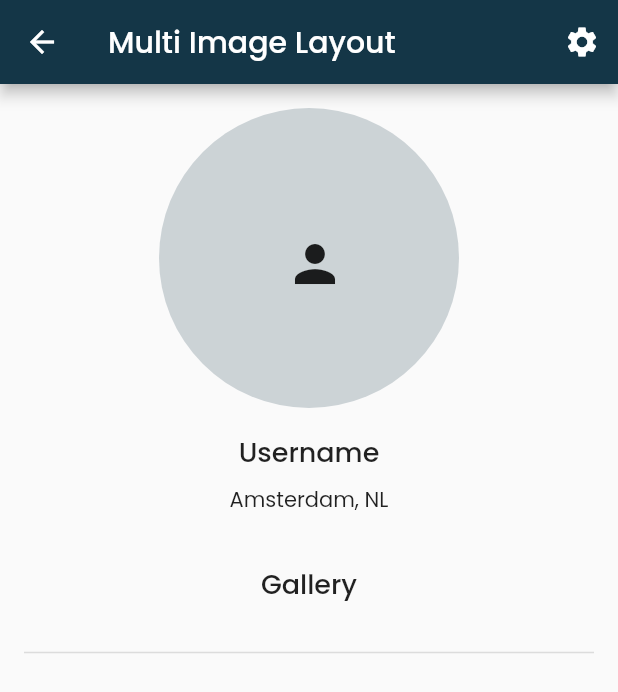
After one commit to hanna-kr/app_akademie_exercises, a Flutter app: the MultiImageExercise screen opened by its route, on a phone screen of 412 x 824 dp. The commit adds this screen. Shown: the top 692 px of the screen. Run offline on Flutter 3.47's test engine with Material 2 defaults, Android fonts, the phone set to English and light mode, and no system bars; our stand-ins replace cached_network_image, card_swiper, google_fonts, image_picker; missing offline and left inert: blobs.

Commit message:
added multiimagelayout exercise

```diff
--- /dev/null
+++ b/lib/5.1.3-3.4/components/circle_avatar.dart
@@ -0,0 +1,29 @@
+import 'package:flutter/material.dart';
+
+class MyCircleAvatar extends StatefulWidget {
+  const MyCircleAvatar({super.key});
+
+  @override
+  State<MyCircleAvatar> createState() => _CircleAvatarState();
+}
+
+class _CircleAvatarState extends State<MyCircleAvatar> {
+  @override
+  Widget build(BuildContext context) {
+    return Container(
+      width: 200,
+      height: 200,
+      decoration: BoxDecoration(
+        shape: BoxShape.circle,
+        color: Theme.of(context).primaryColor.withOpacity(0.2),
+      ),
+      child: Center(
+          child: IconButton(
+              onPressed: () {},
+              icon: const Icon(
+                Icons.person,
+                size: 40,
+              ))),
+    );
+  }
+}
--- a/lib/5.1.3-3.3/screens/camera_exercise.dart
+++ b/lib/5.1.3-3.4/screens/camera_exercise.dart
@@ -15,10 +15,10 @@ class CameraExercise extends StatefulWidget {
 class _CameraExerciseState extends State<CameraExercise> {
   List<String> imagePath = [];
 
-  Future<void> pickImage(ImageSource src) async {
-    final images = await ImagePicker().pickMultiImage();
+  Future pickImage(ImageSource src) async {
+    final image = await ImagePicker().pickImage(source: src);
     setState(() {
-      for (var image in images) {
+      if (image != null) {
         imagePath.add(image.path);
       }
     });
--- a/lib/5.1.3-3.3/screens/image_exercise.dart
+++ b/lib/5.1.3-3.4/screens/image_exercise.dart
@@ -1,4 +1,4 @@
-import 'package:app_akademie_exercises/5.1.3-3.3/widgets/card_images.dart';
+import 'package:app_akademie_exercises/5.1.3-3.4/components/card_images.dart';
 import 'package:app_akademie_exercises/styles/spacing.dart';
 import 'package:app_akademie_exercises/styles/textstyles.dart';
 import 'package:cached_network_image/cached_network_image.dart';
--- /dev/null
+++ b/lib/5.1.3-3.4/screens/multi_image.dart
@@ -0,0 +1,53 @@
+import 'package:app_akademie_exercises/5.1.3-3.4/components/circle_avatar.dart';
+import 'package:app_akademie_exercises/styles/spacing.dart';
+import 'package:app_akademie_exercises/styles/textstyles.dart';
+import 'package:flutter/material.dart';
+
+class MultiImageExercise extends StatefulWidget {
+  const MultiImageExercise({super.key});
+
+  @override
+  State<MultiImageExercise> createState() => _MultiImageExerciseState();
+}
+
+class _MultiImageExerciseState extends State<MultiImageExercise> {
+  @override
+  Widget build(BuildContext context) {
+    return Scaffold(
+      appBar: AppBar(
+        backgroundColor: Theme.of(context).primaryColor,
+        title: const Text('Multi Image Layout'),
+        actions: [
+          IconButton(onPressed: () {}, icon: const Icon(Icons.settings))
+        ],
+      ),
+      body: Padding(
+        padding: const EdgeInsets.symmetric(vertical: 16.0, horizontal: 16.0),
+        child: Column(
+          children: [
+            const MyCircleAvatar(),
+            kSpacing16,
+            Text(
+              'Username',
+              style: kHeader3,
+            ),
+            kSpacing8,
+            const Text('Amsterdam, NL'),
+            kSpacing32,
+            Text(
+              'Gallery',
+              style: kHeader3,
+            ),
+            kSpacing8,
+            const Padding(
+              padding: EdgeInsets.symmetric(vertical: 16.0),
+              child: Divider(
+                thickness: 1,
+              ),
+            ),
+          ],
+        ),
+      ),
+    );
+  }
+}
--- a/lib/chapter_list.dart
+++ b/lib/chapter_list.dart
@@ -36,6 +36,7 @@ final List<Chapter> chapters = [
       Exercise(name: 'Images: Placeholder', route: '/image_exercise2'),
       Exercise(name: 'Images: Thumbnail', route: '/image_exercise3'),
       Exercise(name: 'Camera', route: '/camera_exercise'),
+      Exercise(name: 'Multi-Image-Layout', route: '/multi_image_exercise'),
     ],
   )
 ];
--- a/lib/main.dart
+++ b/lib/main.dart
@@ -11,13 +11,14 @@ import 'package:app_akademie_exercises/5.1.1-1.2/screens/material_button_page.da
 import 'package:app_akademie_exercises/5.1.1-1.2/screens/blob_package_exercise.dart';
 import 'package:app_akademie_exercises/5.1.1-1.2/screens/profile.dart';
 import 'package:app_akademie_exercises/5.1.1-1.2/screens/switch_class.dart';
-import 'package:app_akademie_exercises/5.1.3-3.3/screens/box_decoration.dart';
-import 'package:app_akademie_exercises/5.1.3-3.3/screens/camera_exercise.dart';
-import 'package:app_akademie_exercises/5.1.3-3.3/screens/font_exercise.dart';
-import 'package:app_akademie_exercises/5.1.3-3.3/screens/image_exercise.dart';
-import 'package:app_akademie_exercises/5.1.3-3.3/screens/image_exercise2.dart';
-import 'package:app_akademie_exercises/5.1.3-3.3/screens/image_exercise3.dart';
-import 'package:app_akademie_exercises/5.1.3-3.3/screens/light_dark_exercise.dart';
+import 'package:app_akademie_exercises/5.1.3-3.4/screens/box_decoration.dart';
+import 'package:app_akademie_exercises/5.1.3-3.4/screens/camera_exercise.dart';
+import 'package:app_akademie_exercises/5.1.3-3.4/screens/font_exercise.dart';
+import 'package:app_akademie_exercises/5.1.3-3.4/screens/image_exercise.dart';
+import 'package:app_akademie_exercises/5.1.3-3.4/screens/image_exercise2.dart';
+import 'package:app_akademie_exercises/5.1.3-3.4/screens/image_exercise3.dart';
+import 'package:app_akademie_exercises/5.1.3-3.4/screens/light_dark_exercise.dart';
+import 'package:app_akademie_exercises/5.1.3-3.4/screens/multi_image.dart';
 import 'package:app_akademie_exercises/styles/text_theme.dart';
 import 'package:app_akademie_exercises/styles/theme_color.dart';
 import 'package:flutter/material.dart';
@@ -76,6 +77,7 @@ class _MyAppState extends State<MyApp> {
         '/image_exercise2': (context) => ImageExercise2(),
         '/image_exercise3': (context) => ImageExercise3(),
         '/camera_exercise': (context) => const CameraExercise(),
+        '/multi_image_exercise': (context) => const MultiImageExercise(),
       },
     );
   }
--- a/lib/styles/spacing.dart
+++ b/lib/styles/spacing.dart
@@ -6,9 +6,13 @@ const SizedBox kSpacing48 = SizedBox(
   height: 48,
 );
 
+// Standard Spacing
+
+const SizedBox kSpacing16 = SizedBox(height: 16);
+
 // Medium Spacing
 
-const SizedBox kSpacing16 = SizedBox(height: 16);
+const SizedBox kSpacing32 = SizedBox(height: 32);
 
 //Spacing between title and subtitle
 
```
Also changed, not shown: lib/5.1.3-3.4/components/card_images.dart (renamed from lib/5.1.3-3.3/widgets/card_images.dart), lib/5.1.3-3.4/screens/box_decoration.dart (renamed from lib/5.1.3-3.3/screens/box_decoration.dart), lib/5.1.3-3.4/screens/font_exercise.dart (renamed from lib/5.1.3-3.3/screens/font_exercise.dart), lib/5.1.3-3.4/screens/image_exercise2.dart (renamed from lib/5.1.3-3.3/screens/image_exercise2.dart), lib/5.1.3-3.4/screens/image_exercise3.dart (renamed from lib/5.1.3-3.3/screens/image_exercise3.dart), lib/5.1.3-3.4/screens/light_dark_exercise.dart (renamed from lib/5.1.3-3.3/screens/light_dark_exercise.dart).
